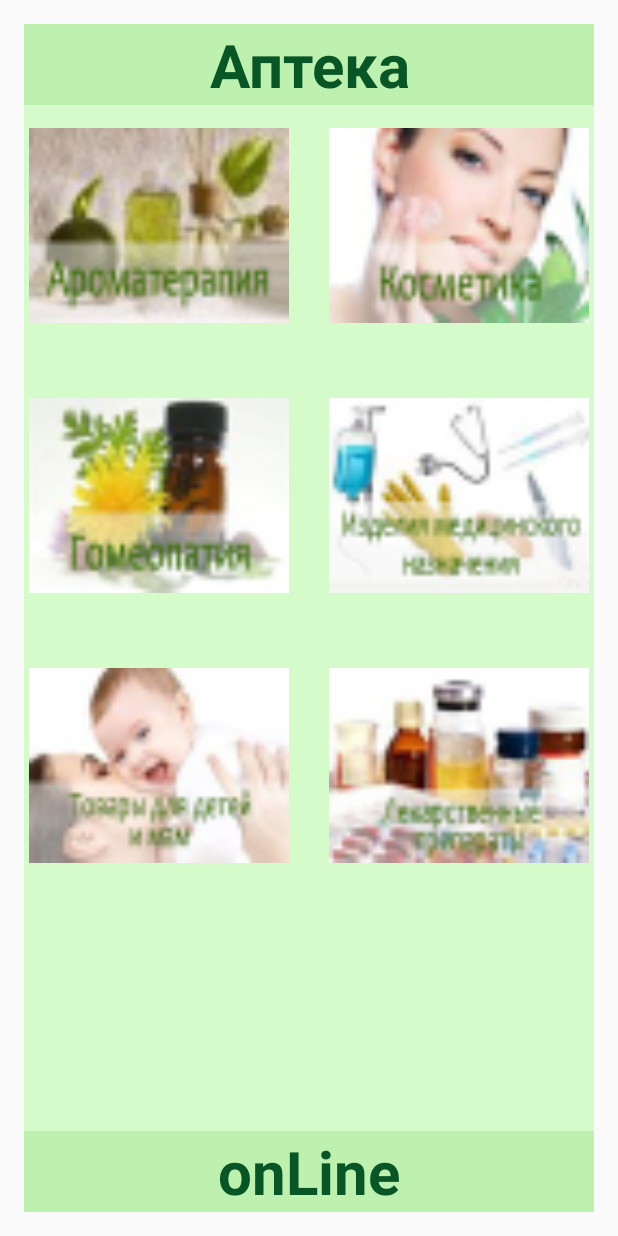
After one commit to igor9052/oa-android-pharmacy, an Android app: the CatalogActivity screen opened directly, with no data from a screen before it, on a phone screen of 412 x 824 dp. The commit adds this screen. Run offline under Robolectric (Android 15) with nearby library versions, the phone set to English and light mode, and no system bars.

Commit message:
Add  menu activity

```diff
--- a/app/src/main/AndroidManifest.xml
+++ b/app/src/main/AndroidManifest.xml
@@ -19,11 +19,19 @@
 
         <activity
             android:name=".activity.MainActivity"
-            android:label="@string/app_name"></activity>
+            android:label="@string/app_name">
+        </activity>
 
         <activity
             android:name=".activity.ItemListActivity"
-            android:label="@string/title_activity_item_list"></activity>
+            android:label="@string/title_activity_item_list">
+
+        </activity>
+
+        <activity
+            android:name=".activity.CatalogActivity"
+            android:label="CatalogActivity">
+        </activity>
 
     </application>
 </manifest>
--- /dev/null
+++ b/app/src/main/java/android/oa/com/ua/pharmacy/activity/CatalogActivity.java
@@ -0,0 +1,72 @@
+package android.oa.com.ua.pharmacy.activity;
+
+import android.app.Activity;
+
+import android.content.Context;
+import android.content.Intent;
+import android.oa.com.ua.pharmacy.R;
+import android.os.Bundle;
+import android.view.View;
+import android.view.ViewGroup;
+import android.widget.AdapterView;
+import android.widget.BaseAdapter;
+import android.widget.GridView;
+import android.widget.ImageView;
+
+
+public class CatalogActivity extends Activity {
+    private GridView gridView;
+
+    @Override
+    protected void onCreate(Bundle savedInstanceState) {
+        super.onCreate(savedInstanceState);
+        setContentView(R.layout.activity_menu_grid);
+
+        gridView = (GridView) findViewById(R.id.gridView);
+        gridView.setAdapter(new ImageAdapter(this));
+
+        gridView.setOnItemClickListener(new AdapterView.OnItemClickListener() {
+            @Override
+            public void onItemClick(AdapterView<?> parent, View view, int position, long id) {
+                // посылаем идентификатор картинки в для ItemListActivity
+                Intent i = new Intent(getApplicationContext(), ItemListActivity.class);
+                i.putExtra("id", position);
+                startActivity(i);
+            }
+        });
+
+    }
+
+}
+
+class ImageAdapter extends BaseAdapter {
+    private Context mContext;
+    private Integer[] mThumbIds = {R.drawable.aromat, R.drawable.cosmet, R.drawable.gomeo, R.drawable.med, R.drawable.mom_child, R.drawable.preparaty};
+
+    public ImageAdapter(Context context) {
+        this.mContext = context;
+    }
+
+    @Override
+    public int getCount() {
+        return mThumbIds.length;
+    }
+
+    @Override
+    public Object getItem(int position) {
+        return mThumbIds[position];
+    }
+
+    @Override
+    public long getItemId(int position) {
+        return 0;
+    }
+
+    @Override
+    public View getView(int position, View convertView, ViewGroup parent) {
+        ImageView imageView = new ImageView(mContext);
+        imageView.setImageResource(mThumbIds[position]);
+        imageView.setLayoutParams(new GridView.LayoutParams(260, 240));
+        return imageView;
+    }
+}
--- a/app/src/main/java/android/oa/com/ua/pharmacy/activity/SplashScreenActivity.java
+++ b/app/src/main/java/android/oa/com/ua/pharmacy/activity/SplashScreenActivity.java
@@ -19,7 +19,7 @@ public class SplashScreenActivity extends Activity {
                 // Start your app main activity
                 try {
                     Thread.sleep(2000);
-                    Intent intent = new Intent(SplashScreenActivity.this, ItemListActivity.class);
+                    Intent intent = new Intent(SplashScreenActivity.this, CatalogActivity.class);
                     startActivity(intent);
                 } catch (InterruptedException e) {
                     e.printStackTrace();
--- a/app/src/main/res/layout/activity_item_list.xml
+++ b/app/src/main/res/layout/activity_item_list.xml
@@ -8,6 +8,7 @@
     android:paddingTop="@dimen/activity_vertical_margin"
     android:orientation="vertical"
     tools:context="android.oa.com.ua.pharmacy.activity.ItemListActivity">
+
     <ListView
         android:id="@+id/list_item"
         android:layout_width="match_parent"
--- /dev/null
+++ b/app/src/main/res/layout/activity_menu_grid.xml
@@ -0,0 +1,52 @@
+<?xml version="1.0" encoding="utf-8"?>
+<LinearLayout xmlns:android="http://schemas.android.com/apk/res/android"
+    android:layout_width="match_parent"
+    android:layout_height="match_parent"
+    android:orientation="vertical"
+
+    android:paddingBottom="@dimen/activity_vertical_margin"
+    android:paddingLeft="@dimen/activity_horizontal_margin"
+    android:paddingRight="@dimen/activity_horizontal_margin"
+    android:paddingTop="@dimen/activity_vertical_margin">
+
+    <TextView
+        android:id="@+id/textLogo1"
+        android:text="@string/text_Logo1"
+
+        android:layout_width="match_parent"
+        android:layout_height="wrap_content"
+
+        android:gravity="center"
+        android:textColor="#ff085626"
+        android:background="#a19bed86"
+        android:textSize="40dp"
+        android:textStyle="bold" />
+
+    <GridView
+        android:id="@+id/gridView"
+        android:layout_width="wrap_content"
+        android:layout_height="wrap_content"
+
+        android:layout_weight="1"
+        android:gravity="center"
+        android:background="#364dff20"
+        android:numColumns="2"
+        android:horizontalSpacing="20dp"
+        android:verticalSpacing="20dp">
+
+    </GridView>
+
+    <TextView
+        android:id="@+id/textLogo2"
+        android:text="@string/text_Logo2"
+
+        android:layout_width="match_parent"
+        android:layout_height="wrap_content"
+
+        android:gravity="center"
+        android:background="#a19bed86"
+        android:textColor="#ff085626"
+        android:textSize="40dp"
+        android:textStyle="bold" />
+
+</LinearLayout>
--- a/app/src/main/res/layout/activity_splash.xml
+++ b/app/src/main/res/layout/activity_splash.xml
@@ -2,17 +2,9 @@
 <RelativeLayout
     xmlns:android="http://schemas.android.com/apk/res/android"
     android:layout_width="match_parent"
-    android:layout_height="match_parent">
-
-    <ImageView
-        android:id="@+id/imageView2"
-        android:layout_width="match_parent"
-        android:layout_height="match_parent"
-        android:layout_alignParentTop="true"
-        android:layout_centerHorizontal="true"
-        android:background="#a19bed86"
-        android:gravity="center" />
-
+    android:layout_height="match_parent"
+    android:background="#a19bed86"
+    >
 
     <TextView
         android:id="@+id/textLogo1"
--- a/app/src/main/res/values/strings.xml
+++ b/app/src/main/res/values/strings.xml
@@ -12,4 +12,5 @@
     <string name="text_Logo1">Аптека</string>
     <string name="text_Logo2">onLine</string>
 
+
 </resources>
```
Also changed, not shown: app/src/main/res/drawable-xxhdpi/aromat.jpg (added), app/src/main/res/drawable-xxhdpi/cosmet.jpg (added), app/src/main/res/drawable-xxhdpi/gomeo.jpg (added), app/src/main/res/drawable-xxhdpi/med.jpg (added), app/src/main/res/drawable-xxhdpi/mom_child.jpg (added), app/src/main/res/drawable-xxhdpi/preparaty.jpg (added).
